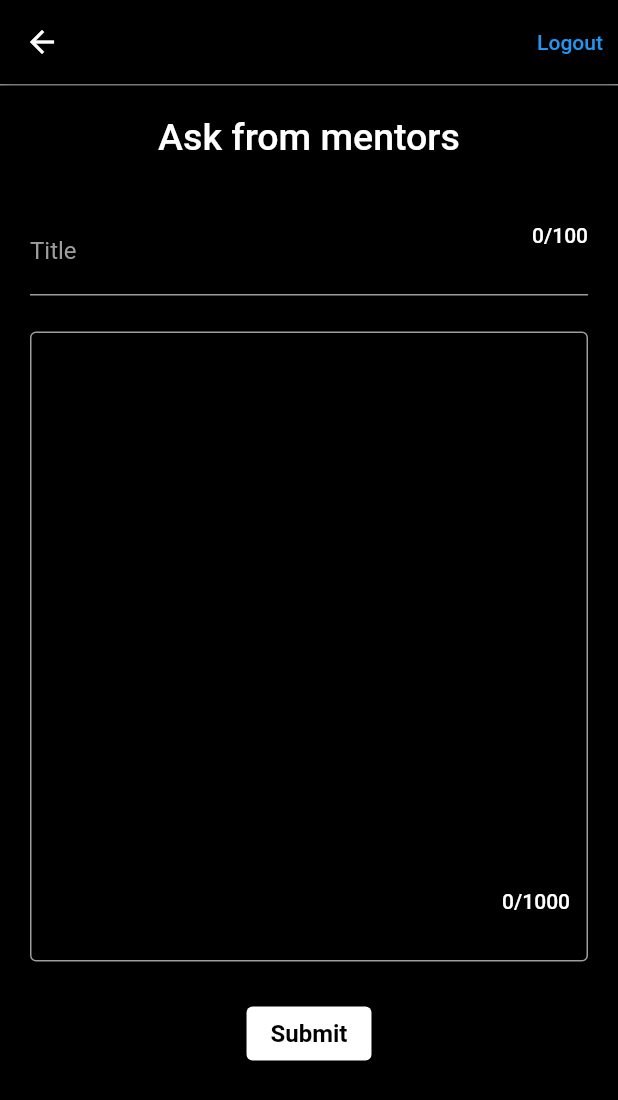
After one commit to Sanket-Mathur/mentor_volunteers, a Flutter app: the QuestionPost screen opened by its route, on a phone screen of 412 x 824 dp. The commit adds this screen. Shown: the top 1100 px of the screen. Run offline on Flutter 3.47's test engine with Material 2 defaults, Android fonts, the phone set to English and light mode, and no system bars; our stand-ins replace firebase_auth, firebase_core, font_awesome_flutter, google_sign_in; accounts and stored records are empty; network calls fail.

Commit message:
add: Posting questions

```diff
--- a/lib/main.dart
+++ b/lib/main.dart
@@ -1,10 +1,12 @@
 import 'dart:async';
+
 import 'package:flutter/material.dart';
 import 'package:firebase_core/firebase_core.dart';
 import 'package:provider/provider.dart';
 
 import 'package:mentor_volunteers/screens/home_page.dart';
 import 'package:mentor_volunteers/screens/short_term.dart';
+import 'package:mentor_volunteers/screens/question_post.dart';
 import 'package:mentor_volunteers/provider/google_sign_in.dart';
 
 void main() async {
@@ -55,6 +57,7 @@ class _MyAppState extends State<MyApp> {
           '/': (BuildContext context) => const LandingPage(),
           '/HomePage': (BuildContext context) => const HomePage(),
           '/ShortTerm': (BuildContext context) => ShortTerm(),
+          '/QuestionPost': (BuildContext context) => const QuestionPost(),
         },
       ),
     );
--- a/lib/screens/question_expansion.dart
+++ b/lib/screens/question_expansion.dart
@@ -12,6 +12,7 @@ class QuestionExpansion extends StatelessWidget {
   @override
   Widget build(BuildContext context) {
     return Scaffold(
+      resizeToAvoidBottomInset: false,
       appBar: NavAppBar(),
       body: Container(
         decoration: const BoxDecoration(
--- /dev/null
+++ b/lib/screens/question_post.dart
@@ -0,0 +1,191 @@
+import 'dart:math';
+
+import 'package:flutter/material.dart';
+import 'package:firebase_auth/firebase_auth.dart';
+
+import 'package:mentor_volunteers/api/short_term_data.dart';
+import 'package:mentor_volunteers/widgets/navigation_appbar.dart';
+
+class QuestionPost extends StatefulWidget {
+  const QuestionPost({Key? key}) : super(key: key);
+
+  @override
+  _QuestionPostState createState() => _QuestionPostState();
+}
+
+class _QuestionPostState extends State<QuestionPost> {
+  String _title = "", _content = "";
+
+  final GlobalKey<FormState> _formKey = GlobalKey<FormState>();
+
+  final user = FirebaseAuth.instance.currentUser!;
+
+  @override
+  Widget build(BuildContext context) {
+    return Scaffold(
+      resizeToAvoidBottomInset: false,
+      appBar: NavAppBar(),
+      body: Container(
+        decoration: const BoxDecoration(
+          border: Border(
+            top: BorderSide(
+              color: Colors.grey,
+              width: 1,
+            ),
+          ),
+        ),
+        child: Center(
+          child: Padding(
+            padding: const EdgeInsets.all(20),
+            child: Form(
+              key: _formKey,
+              child: Column(
+                children: [
+                  const Text(
+                    'Ask from mentors',
+                    style: TextStyle(
+                      fontSize: 25,
+                    ),
+                  ),
+                  const SizedBox(
+                    height: 32,
+                  ),
+                  TextFormField(
+                    onChanged: (value) {
+                      _title = value;
+                    },
+                    decoration: const InputDecoration(
+                      labelText: 'Title',
+                      labelStyle: TextStyle(
+                        color: Colors.grey,
+                      ),
+                      enabledBorder: UnderlineInputBorder(
+                        borderSide: BorderSide(
+                          color: Colors.grey,
+                        ),
+                      ),
+                      focusedBorder: OutlineInputBorder(
+                        borderSide: BorderSide(
+                          color: Colors.grey,
+                        ),
+                      ),
+                    ),
+                    style: const TextStyle(
+                      color: Colors.white,
+                      decorationColor: Colors.white,
+                    ),
+                    maxLength: 100,
+                    buildCounter: (context,
+                        {required currentLength,
+                        required isFocused,
+                        maxLength}) {
+                      return Container(
+                        transform:
+                            Matrix4.translationValues(0, -kToolbarHeight, 0),
+                        child: Text("$currentLength/$maxLength"),
+                      );
+                    },
+                    validator: (value) {
+                      if (value == null || value.isEmpty) {
+                        return 'Title is required';
+                      }
+                    },
+                  ),
+                  TextFormField(
+                    onChanged: (value) {
+                      _content = value;
+                    },
+                    decoration: const InputDecoration(
+                      enabledBorder: OutlineInputBorder(
+                        borderSide: BorderSide(
+                          color: Colors.grey,
+                        ),
+                      ),
+                      focusedBorder: OutlineInputBorder(
+                        borderSide: BorderSide(
+                          color: Colors.grey,
+                        ),
+                      ),
+                    ),
+                    style: const TextStyle(
+                      color: Colors.white,
+                      decorationColor: Colors.white,
+                    ),
+                    maxLength: 1000,
+                    maxLines: 20,
+                    buildCounter: (context,
+                        {required currentLength,
+                        required isFocused,
+                        maxLength}) {
+                      return Container(
+                        transform:
+                            Matrix4.translationValues(0, -kToolbarHeight, 0),
+                        child: Text("$currentLength/$maxLength"),
+                      );
+                    },
+                    validator: (value) {
+                      if (value == null || value.isEmpty) {
+                        return 'Question body is required';
+                      }
+                    },
+                  ),
+                  ElevatedButton(
+                    onPressed: () async {
+                      if (!_formKey.currentState!.validate()) {
+                        return;
+                      }
+
+                      final months = [
+                        "Jan",
+                        "Feb",
+                        "Mar",
+                        "Apr",
+                        "May",
+                        "Jun",
+                        "Jul",
+                        "Aug",
+                        "Sep",
+                        "Oct",
+                        "Nov",
+                        "Dec"
+                      ];
+
+                      DateTime currentDate = DateTime.now();
+                      String date = currentDate.day.toString() +
+                          " " +
+                          months[currentDate.month - 1] +
+                          ", " +
+                          currentDate.year.toString();
+
+                      Question question = Question(Random().nextInt(9999), user.displayName!, date, _title, _content);
+                      final response = await postAnswer(question);
+
+                      final String result;
+
+                      if (response == 200) {
+                        Navigator.pop(context);
+                        result = "Submitted";
+                      } else {
+                        result = "An error occurred! Please try again.";
+                      }
+
+                      showDialog(
+                        context: context,
+                        builder: (context) => AlertDialog(
+                          title: Center(
+                            child: Text(result),
+                          ),
+                        ),
+                      );
+                    },
+                    child: const Text('Submit'),
+                  )
+                ],
+              ),
+            ),
+          ),
+        ),
+      ),
+    );
+  }
+}
--- a/lib/screens/short_term.dart
+++ b/lib/screens/short_term.dart
@@ -13,6 +13,7 @@ class ShortTerm extends StatelessWidget {
   @override
   Widget build(BuildContext context) {
     return Scaffold(
+      resizeToAvoidBottomInset: false,
       appBar: NavAppBar(),
       body: FutureBuilder<List<Question>>(
         future: getData(),
```
Also changed, not shown: lib/api/short_term_data.dart (+17 -0 lines).
